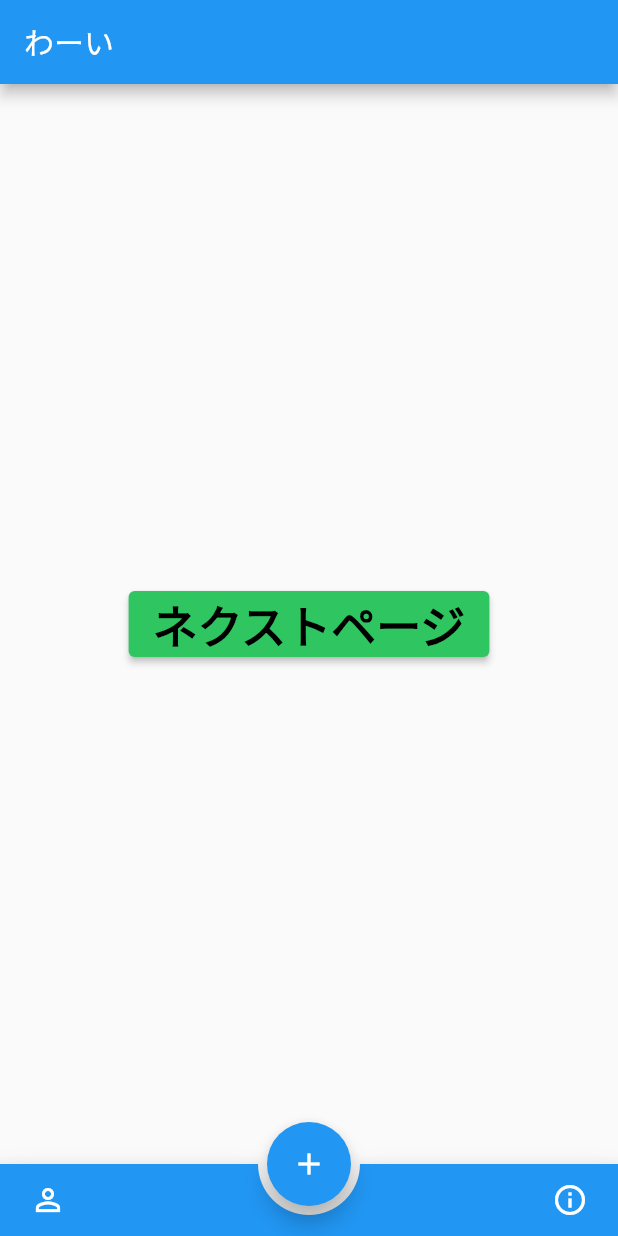
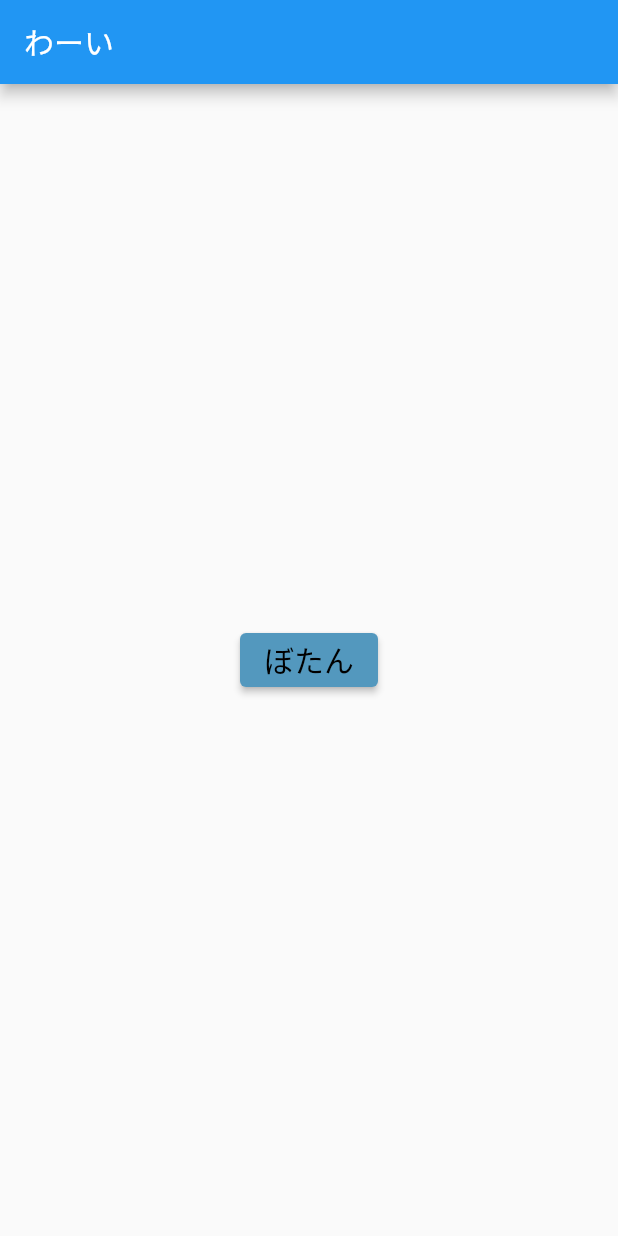
Before and after one commit to mochi-sann/flutter_learning, a Flutter app: the screen it shows after launch, on a phone screen of 412 x 824 dp. Run offline on Flutter 3.47's test engine with Material 2 defaults, Android fonts, the light colour scheme and no system bars.

Commit message:
勉強中

```diff
--- a/lib/main.dart
+++ b/lib/main.dart
@@ -1,3 +1,4 @@
+import 'package:flutter/cupertino.dart';
 import 'package:flutter/material.dart';
 
 import "nextpage.dart";
@@ -46,7 +47,6 @@ class _MyHomePageState extends State<MyHomePage> {
 
   @override
   Widget build(BuildContext context) {
-    Color c = const Color(0xFF42A5F5);
     return Scaffold(
       appBar: AppBar(
         title: Text('わーい'),
@@ -54,72 +54,72 @@ class _MyHomePageState extends State<MyHomePage> {
       body: Center(
         child: ElevatedButton(
           style: ElevatedButton.styleFrom(
-            primary: Color(0xFF2FC561), //ボタンの背景色
+            primary: Color(0xFF5398BE), //ボタンの背景色
           ),
 
           // elevation: 16,
           // color: Color(0xFF42A5F5),
           // color: Colors.orange,
           child: Text(
-            'ネクストページ',
+            'ぼたん',
             style: TextStyle(
               color: Color(0xFF000000),
-              fontWeight: FontWeight.bold,
-              fontSize: 30,
+              // fontWeight: FontWeight.bold,
+              fontSize: 20,
             ),
           ),
           onPressed: () {
             _incrementCounter();
-            print(
-              "ボタン押した",
-            );
+            // print(
+            //   "ボタン押した",
+            // );
             Navigator.push(
               context,
-              MaterialPageRoute(builder: (context) => NextPage()),
+              MaterialPageRoute(builder: (context) => NextPage("ボタン押した")),
             );
           },
         ),
       ),
-      floatingActionButtonLocation: FloatingActionButtonLocation.centerDocked,
-      floatingActionButton: FloatingActionButton(
-        backgroundColor: Theme.of(context).accentColor,
-        onPressed: () {},
-        child: Icon(Icons.add),
-      ),
+      // floatingActionButtonLocation: FloatingActionButtonLocation.centerDocked,
+      // floatingActionButton: FloatingActionButton(
+      //   backgroundColor: Theme.of(context).accentColor,
+      //   onPressed: () {},
+      //   child: Icon(Icons.add),
+      // ),
 
-      bottomNavigationBar: BottomAppBar(
-        color: Theme.of(context).primaryColor,
-        notchMargin: 6.0,
-        shape: AutomaticNotchedShape(
-          RoundedRectangleBorder(),
-          StadiumBorder(
-            side: BorderSide(),
-          ),
-        ),
-        child: Padding(
-          padding: const EdgeInsets.symmetric(horizontal: 8.0),
-          child: new Row(
-            mainAxisSize: MainAxisSize.max,
-            mainAxisAlignment: MainAxisAlignment.spaceBetween,
-            children: <Widget>[
-              IconButton(
-                icon: Icon(
-                  Icons.person_outline,
-                  color: Colors.white,
-                ),
-                onPressed: () {},
-              ),
-              IconButton(
-                icon: Icon(
-                  Icons.info_outline,
-                  color: Colors.white,
-                ),
-                onPressed: () {},
-              ),
-            ],
-          ),
-        ),
-      ),
+      // bottomNavigationBar: BottomAppBar(
+      //   color: Theme.of(context).primaryColor,
+      //   notchMargin: 6.0,
+      //   shape: AutomaticNotchedShape(
+      //     RoundedRectangleBorder(),
+      //     StadiumBorder(
+      //       side: BorderSide(),
+      //     ),
+      //   ),
+      //   child: Padding(
+      //     padding: const EdgeInsets.symmetric(horizontal: 8.0),
+      //     child: new Row(
+      //       mainAxisSize: MainAxisSize.max,
+      //       mainAxisAlignment: MainAxisAlignment.spaceBetween,
+      //       children: <Widget>[
+      //         IconButton(
+      //           icon: Icon(
+      //             Icons.person_outline,
+      //             color: Colors.white,
+      //           ),
+      //           onPressed: () {},
+      //         ),
+      //         IconButton(
+      //           icon: Icon(
+      //             Icons.info_outline,
+      //             color: Colors.white,
+      //           ),
+      //           onPressed: () {},
+      //         ),
+      //       ],
+      //     ),
+      //   ),
+      // ),
       // floatingActionButton: FloatingActionButton(
       //   onPressed: _incrementCounter,
       //   tooltip: 'Increment',
```
Also changed, not shown: lib/buttombar.dart (+59 -47 lines), lib/nextpage.dart (+7 -3 lines), 1 other file.
